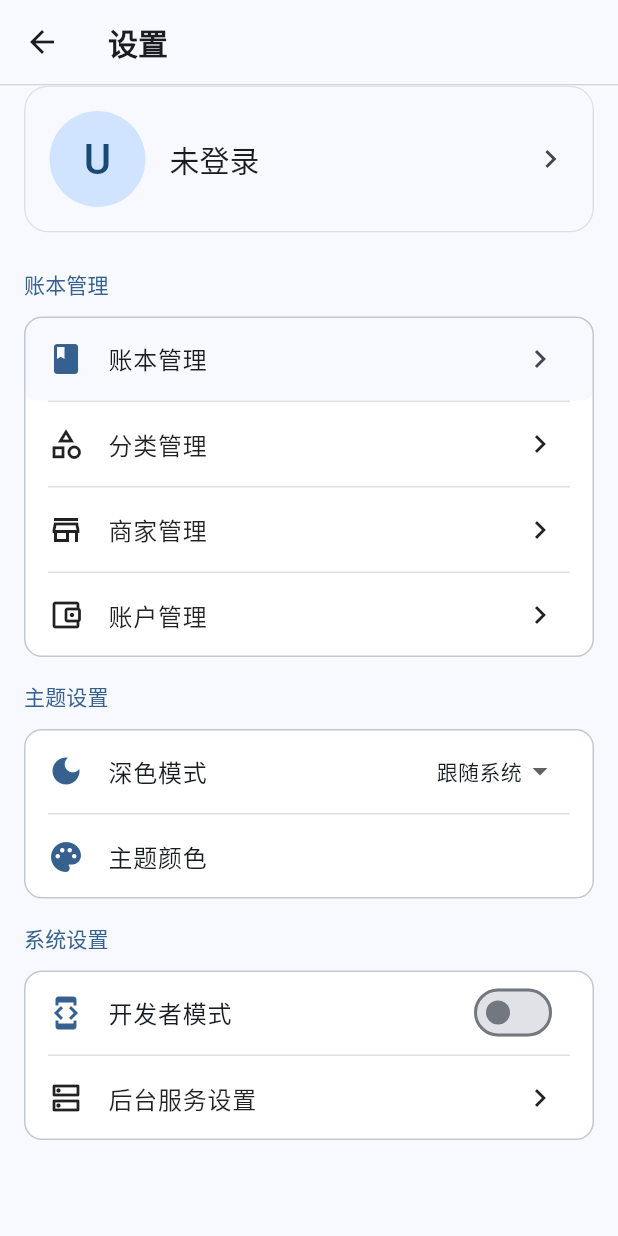
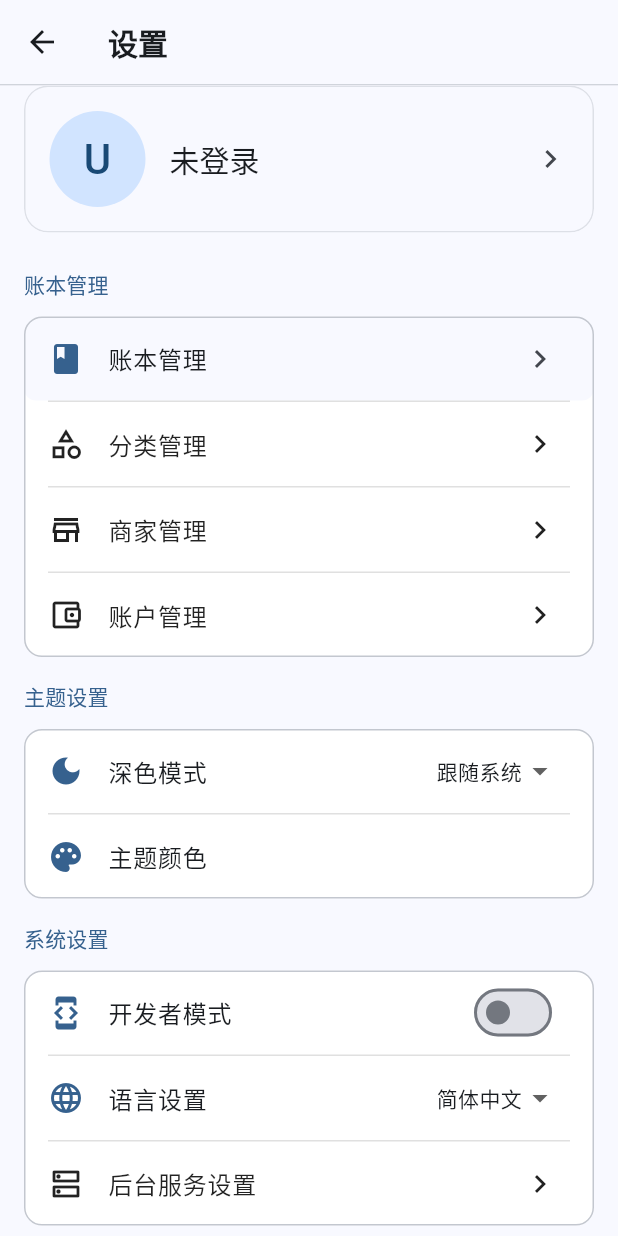
Before and after one commit to clssw1004/clsswjz-app, a Flutter app: the SettingsPage screen opened directly, on a phone screen of 412 x 824 dp. Run offline on Flutter 3.47's test engine with Material 3 defaults, Android fonts, the phone set to English and light mode, and no system bars; our stand-ins replace dio, shared_preferences, sqflite, sqflite_common_ffi; missing offline and left inert: universal_html; accounts and stored records are empty; generated files the repository leaves out were written again.

Commit message:
完善功能

```diff
--- a/lib/l10n/l10n.dart
+++ b/lib/l10n/l10n.dart
@@ -1,33 +1,16 @@
 import 'package:flutter/material.dart';
-import 'package:flutter_localizations/flutter_localizations.dart';
 import '../generated/app_localizations.dart';
 
 class L10n {
-  static const List<LocalizationsDelegate<dynamic>> localizationsDelegates = [
-    AppLocalizations.delegate,
-    GlobalMaterialLocalizations.delegate,
-    GlobalWidgetsLocalizations.delegate,
-    GlobalCupertinoLocalizations.delegate,
-  ];
-
-  static const List<Locale> supportedLocales = [
-    Locale('zh', 'CN'), // 简体中文
-    Locale('zh', 'Hant'), // 繁体中文
-    Locale('en'), // 英文
-  ];
-
   static AppLocalizations of(BuildContext context) {
-    final localizations =
-        Localizations.of<AppLocalizations>(context, AppLocalizations);
+    final localizations = AppLocalizations.of(context);
     if (localizations == null) {
-      // 如果在初始化前访问，返回一个默认值
-      return _getDefaultLocalizations();
+      return lookupAppLocalizations(const Locale('zh'));
     }
     return localizations;
   }
 
-  // 提供默认的本地化文本
-  static AppLocalizations _getDefaultLocalizations() {
-    return lookupAppLocalizations(const Locale('zh', 'CN'));
+  static AppLocalizations? maybeOf(BuildContext context) {
+    return AppLocalizations.of(context);
   }
 }
--- /dev/null
+++ b/lib/pages/settings/widgets/language_selector.dart
@@ -0,0 +1,63 @@
+import 'package:flutter/material.dart';
+import 'package:provider/provider.dart';
+import '../../../constants/language.dart';
+import '../../../providers/locale_provider.dart';
+import '../../../l10n/l10n.dart';
+
+class LanguageSelector extends StatelessWidget {
+  const LanguageSelector({Key? key}) : super(key: key);
+
+  @override
+  Widget build(BuildContext context) {
+    final theme = Theme.of(context);
+    final colorScheme = theme.colorScheme;
+    final l10n = L10n.of(context);
+
+    return Consumer<LocaleProvider>(
+      builder: (context, localeProvider, _) {
+        return ListTile(
+          leading: Icon(
+            Icons.language_outlined,
+            color: colorScheme.primary,
+          ),
+          title: Text(
+            l10n.languageSettings,
+            style: theme.textTheme.bodyLarge?.copyWith(
+              color: colorScheme.onSurface,
+            ),
+          ),
+          trailing: DropdownButton<Language>(
+            value: Language.values.firstWhere(
+              (lang) {
+                final locale = localeProvider.locale;
+                if (locale.scriptCode == 'Hant') {
+                  return lang == Language.ZH_TW;
+                }
+                return lang.code == locale.languageCode;
+              },
+              orElse: () => Language.ZH_CN,
+            ),
+            underline: SizedBox(),
+            dropdownColor: colorScheme.surface,
+            items: Language.supportedLanguages.map((lang) {
+              return DropdownMenuItem(
+                value: lang,
+                child: Text(
+                  lang.label,
+                  style: theme.textTheme.bodyMedium?.copyWith(
+                    color: colorScheme.onSurface,
+                  ),
+                ),
+              );
+            }).toList(),
+            onChanged: (Language? language) {
+              if (language != null) {
+                localeProvider.setLocale(language);
+              }
+            },
+          ),
+        );
+      },
+    );
+  }
+}
--- a/lib/pages/settings_page.dart
+++ b/lib/pages/settings_page.dart
@@ -9,6 +9,8 @@ import '../widgets/app_bar_factory.dart';
 import './settings/shop_management_page.dart';
 import './settings/fund_management_page.dart';
 import './settings/widgets/server_url_dialog.dart';
+import './settings/widgets/language_selector.dart';
+import '../l10n/l10n.dart';
 
 class SettingsPage extends StatefulWidget {
   const SettingsPage({Key? key}) : super(key: key);
@@ -22,12 +24,13 @@ class _SettingsPageState extends State<SettingsPage> {
   Widget build(BuildContext context) {
     final theme = Theme.of(context);
     final colorScheme = theme.colorScheme;
+    final l10n = L10n.of(context);
 
     return Scaffold(
       backgroundColor: colorScheme.surface,
       appBar: AppBarFactory.buildAppBar(
         context: context,
-        title: AppBarFactory.buildTitle(context, '设置'),
+        title: AppBarFactory.buildTitle(context, l10n.settings),
       ),
       body: ListView(
         children: [
@@ -38,12 +41,12 @@ class _SettingsPageState extends State<SettingsPage> {
           // 账本管理
           _buildSection(
             context,
-            title: '账本管理',
+            title: l10n.accountManagement,
             children: [
               CreateAccountBookItem(),
               ListTile(
                 leading: Icon(Icons.category_outlined),
-                title: Text('分类管理'),
+                title: Text(l10n.categoryManagement),
                 trailing: Icon(Icons.chevron_right),
                 onTap: () => Navigator.push(
                   context,
@@ -54,7 +57,7 @@ class _SettingsPageState extends State<SettingsPage> {
               ),
               ListTile(
                 leading: Icon(Icons.store_outlined),
-                title: Text('商家管理'),
+                title: Text(l10n.shopManagement),
                 trailing: Icon(Icons.chevron_right),
                 onTap: () => Navigator.push(
                   context,
@@ -65,7 +68,7 @@ class _SettingsPageState extends State<SettingsPage> {
               ),
               ListTile(
                 leading: Icon(Icons.account_balance_wallet_outlined),
-                title: Text('账户管理'),
+                title: Text(l10n.fundManagement),
                 trailing: Icon(Icons.chevron_right),
                 onTap: () => Navigator.push(
                   context,
@@ -80,22 +83,23 @@ class _SettingsPageState extends State<SettingsPage> {
           // 主题设置
           _buildSection(
             context,
-            title: '主题设置',
+            title: l10n.themeSettings,
             children: [
               ThemeModeSelector(),
               ThemeColorSelector(),
             ],
           ),
 
-          // 系统设置（原开发者选项）
+          // 系统设置
           _buildSection(
             context,
-            title: '系统设置',
+            title: l10n.systemSettings,
             children: [
               DeveloperModeSelector(),
+              LanguageSelector(),
               ListTile(
                 leading: Icon(Icons.dns_outlined),
-                title: Text('后台服务设置'),
+                title: Text(l10n.serverSettings),
                 trailing: Icon(Icons.chevron_right),
                 onTap: () => showDialog(
                   context: context,
```
Also changed, not shown: lib/constants/language.dart (+30 -6 lines), lib/main.dart (+26 -16 lines), lib/providers/locale_provider.dart (+9 -19 lines).
